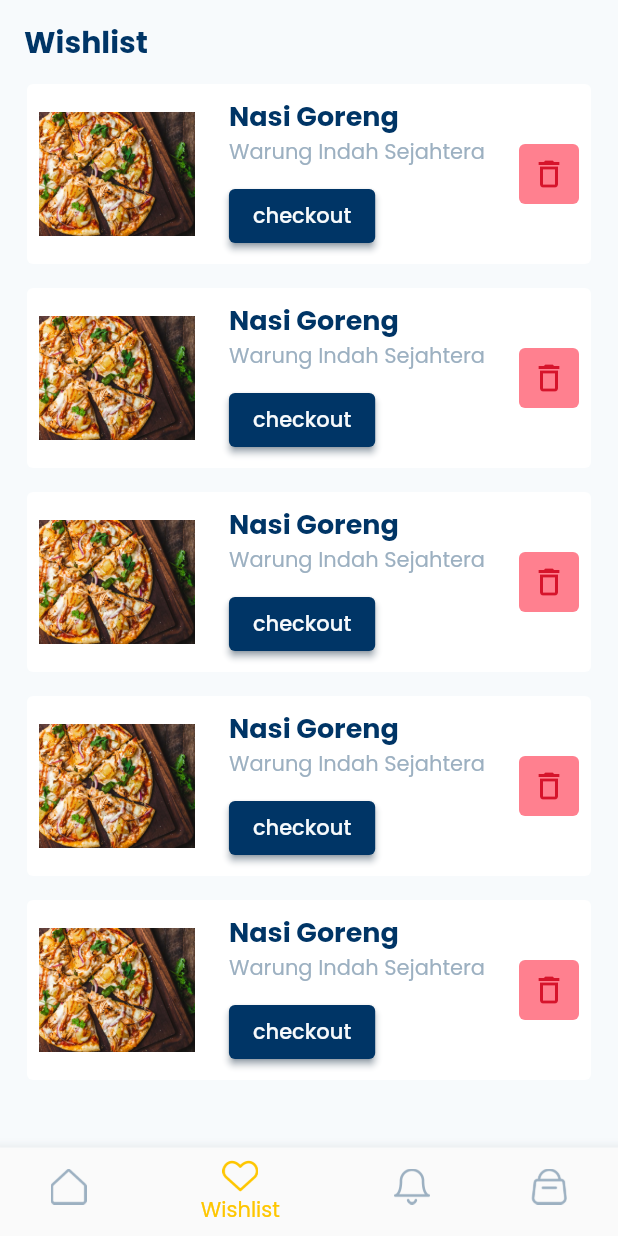
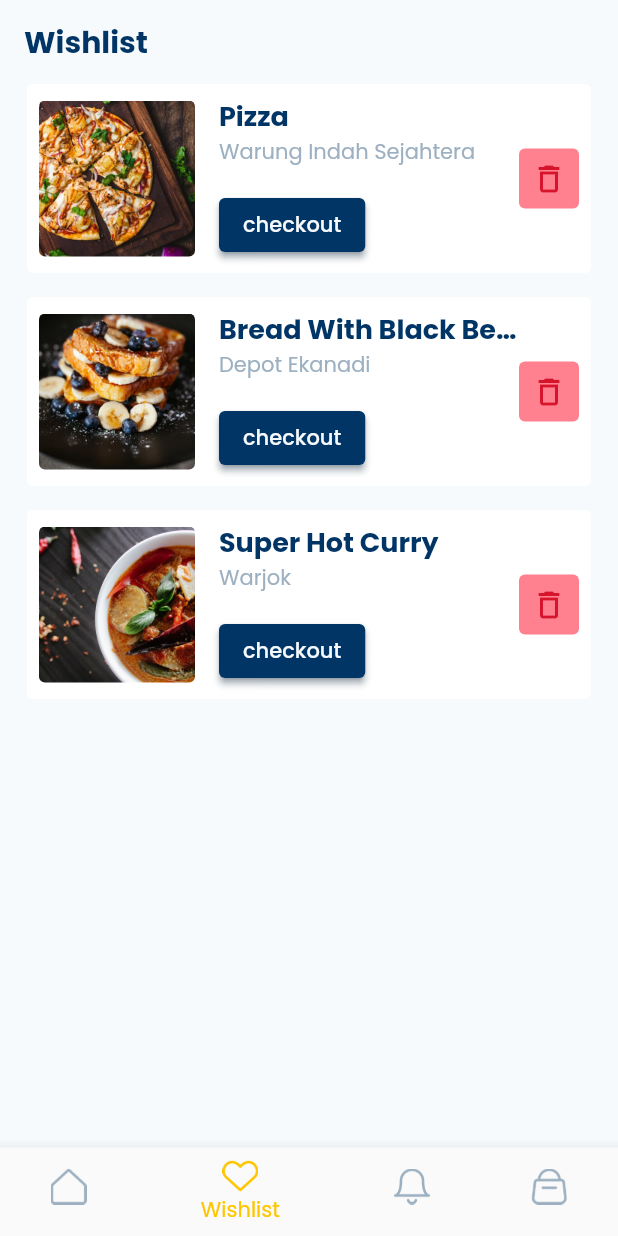
Before and after one commit to marta-werdaya/food_craft, a Flutter app: the screen it shows after launch, item 2 of the bottom bar chosen, after a tap on "checkout", on a phone screen of 412 x 824 dp. Run offline on Flutter 3.47's test engine with Material 2 defaults, Android fonts, the phone set to English and light mode, and no system bars; our stand-ins replace google_fonts.

Commit message:
add wishlist page local data, cart local data for item list, ktest wishlist and ktest cart, also add ontap do detail in list item

```diff
--- /dev/null
+++ b/lib/data/k_test_cart.dart
@@ -0,0 +1,7 @@
+import 'package:food_craft/model/cart_model.dart';
+
+const kTestCart = [
+  CartModel(id: 4),
+  CartModel(id: 5),
+  CartModel(id: 3),
+];
--- /dev/null
+++ b/lib/data/k_text_wishlist.dart
@@ -0,0 +1,7 @@
+import 'package:food_craft/model/wishlist_model.dart';
+
+const kTestWishlist = [
+  WishlistModel(id: 1),
+  WishlistModel(id: 3),
+  WishlistModel(id: 4),
+];
--- /dev/null
+++ b/lib/model/cart_model.dart
@@ -0,0 +1,4 @@
+class CartModel {
+  final int id;
+  const CartModel({required this.id});
+}
--- /dev/null
+++ b/lib/model/wishlist_model.dart
@@ -0,0 +1,5 @@
+class WishlistModel {
+  final int id;
+
+  const WishlistModel({required this.id});
+}
--- a/lib/pages/cart_page.dart
+++ b/lib/pages/cart_page.dart
@@ -1,7 +1,8 @@
 import 'package:flutter/material.dart';
+import 'package:food_craft/data/k_test_cart.dart';
+import 'package:food_craft/widgets/list_item.dart';
 
 import '../constants/app_colors.dart';
-import '../widgets/list_item.dart';
 import '../widgets/text_app_bar.dart';
 
 class CartPage extends StatelessWidget {
@@ -9,6 +10,7 @@ class CartPage extends StatelessWidget {
 
   @override
   Widget build(BuildContext context) {
+    var cartAll = kTestCart;
     return Scaffold(
       appBar: AppBar(
         backgroundColor: AppColors.bg,
@@ -22,12 +24,18 @@ class CartPage extends StatelessWidget {
           padding: const EdgeInsets.symmetric(horizontal: 18),
           child: Column(
             children: [
-              const ListItem(
-                isCart: true,
-              ),
-              const ListItem(
-                isCart: true,
-              ),
+              for (int i = 0; i < cartAll.length; i++)
+                ListItem(
+                  isCart: true,
+                  idFood: cartAll[i].id,
+                ),
+              // const ListItem(
+              //   isCart: true,
+              // ),
+              // const ListItem(
+              //   isCart: true,
+
+              // ),
               const SizedBox(
                 height: 16,
               ),
--- a/lib/pages/home_page.dart
+++ b/lib/pages/home_page.dart
@@ -30,7 +30,7 @@ class HomePage extends StatelessWidget {
                 spacing: 18,
                 runSpacing: 24,
                 children: [
-                  for (int i = 1; i < foods.length; i++)
+                  for (int i = 0; i < foods.length; i++)
                     ProductItem(
                       foods: foods[i],
                     )
--- a/lib/pages/wishlist_page.dart
+++ b/lib/pages/wishlist_page.dart
@@ -1,5 +1,6 @@
 import 'package:flutter/material.dart';
 import 'package:food_craft/constants/app_colors.dart';
+import 'package:food_craft/data/k_text_wishlist.dart';
 
 import '../widgets/list_item.dart';
 import '../widgets/text_app_bar.dart';
@@ -9,6 +10,7 @@ class WishList extends StatelessWidget {
 
   @override
   Widget build(BuildContext context) {
+    var wishlistAll = kTestWishlist;
     return Scaffold(
       appBar: AppBar(
         backgroundColor: AppColors.bg,
@@ -21,12 +23,11 @@ class WishList extends StatelessWidget {
         child: Padding(
           padding: const EdgeInsets.symmetric(horizontal: 18),
           child: Column(
-            children: const [
-              ListItem(),
-              ListItem(),
-              ListItem(),
-              ListItem(),
-              ListItem(),
+            children: [
+              for (int i = 0; i < wishlistAll.length; i++)
+                ListItem(
+                  idFood: wishlistAll[i].id,
+                ),
             ],
           ),
         ),
--- a/lib/widgets/divider_widget.dart
+++ b/lib/widgets/divider_widget.dart
@@ -11,11 +11,11 @@ class DividerWidget extends StatelessWidget {
   Widget build(BuildContext context) {
     return Center(
       child: Container(
-        margin: const EdgeInsets.only(top: 24, bottom: 32),
+        margin: const EdgeInsets.only(top: 16, bottom: 32),
         height: 4,
         width: 70,
         decoration: BoxDecoration(
-          color: AppColors.primary,
+          color: AppColors.grey,
           borderRadius: BorderRadius.circular(10),
         ),
       ),
--- a/lib/widgets/list_item.dart
+++ b/lib/widgets/list_item.dart
@@ -1,18 +1,28 @@
 import 'package:flutter/material.dart';
+import 'package:food_craft/data/k_test_food.dart';
+import 'package:food_craft/pages/detail_product_page.dart';
 import 'package:food_craft/widgets/total_item_widget.dart';
 
 import '../constants/app_colors.dart';
 
 class ListItem extends StatelessWidget {
   final bool isCart;
+  final int idFood;
   const ListItem({
     Key? key,
+    required this.idFood,
     this.isCart = false,
   }) : super(key: key);
 
   @override
   Widget build(BuildContext context) {
-    return Container(
+    final food = kTestFoods.firstWhere((food) => food.id == idFood);
+    return GestureDetector(
+      onTap: () => Navigator.push(
+          context,
+          MaterialPageRoute(
+              builder: (context) => DetailProductPage(food: food))),
+      child: Container(
         padding: const EdgeInsets.all(8),
         margin: const EdgeInsets.only(bottom: 16),
         decoration: BoxDecoration(
@@ -23,29 +33,39 @@ class ListItem extends StatelessWidget {
           mainAxisAlignment: MainAxisAlignment.spaceBetween,
           crossAxisAlignment: CrossAxisAlignment.center,
           children: [
-          Image.asset(
-            'assets/images/pizza.png',
+            ClipRRect(
+              borderRadius: BorderRadius.circular(4),
+              child: Image.asset(
+                food.imageSquareUrl,
                 height: 104,
                 width: 104,
               ),
-          SizedBox(
-            height: 104,
+            ),
+            const SizedBox(
+              width: 16,
+            ),
+            Expanded(
+              child: SizedBox(
+                height: 110,
                 child: Column(
                   crossAxisAlignment: CrossAxisAlignment.start,
                   children: [
-                const Text(
-                  'Nasi Goreng',
-                  style: TextStyle(
+                    Text(
+                      food.name,
+                      maxLines: 1,
+                      overflow: TextOverflow.ellipsis,
+                      style: const TextStyle(
+                        overflow: TextOverflow.clip,
                         fontSize: 18,
                         fontWeight: FontWeight.bold,
                         color: AppColors.primary,
                       ),
                     ),
-                const Text(
-                  'Warung Indah Sejahtera',
+                    Text(
+                      food.seller,
                       maxLines: 1,
                       overflow: TextOverflow.ellipsis,
-                  style: TextStyle(
+                      style: const TextStyle(
                         color: AppColors.grey,
                       ),
                     ),
@@ -59,6 +79,7 @@ class ListItem extends StatelessWidget {
                   ],
                 ),
               ),
+            ),
             Container(
               decoration: BoxDecoration(
                 color: AppColors.error50,
@@ -69,8 +90,9 @@ class ListItem extends StatelessWidget {
                 Icons.delete_outline,
                 color: AppColors.error,
               ),
-          )
+            ),
           ],
+        ),
       ),
     );
   }
```
Also changed, not shown: lib/model/notification_model.dart (added). Lines whose indentation alone changed are shown as unchanged.
